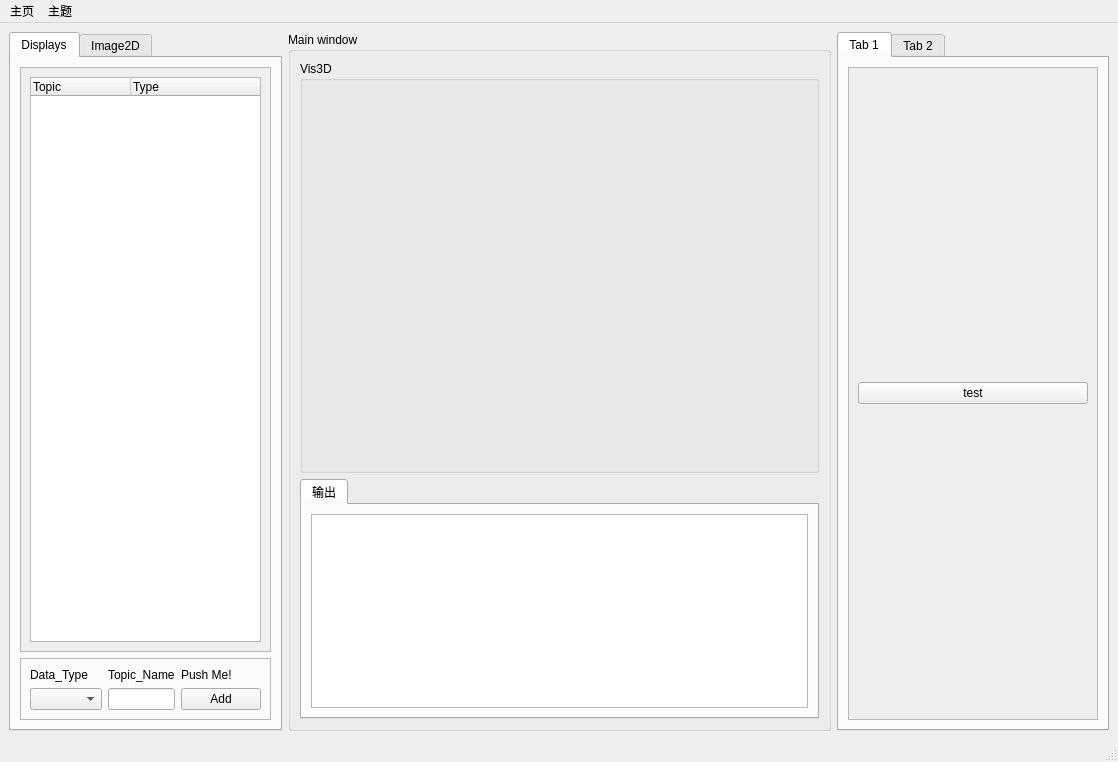
The window that config/main.ui (thinkerkey/XiaoqiangStudio) describes before a commit, drawn with Qt 5.
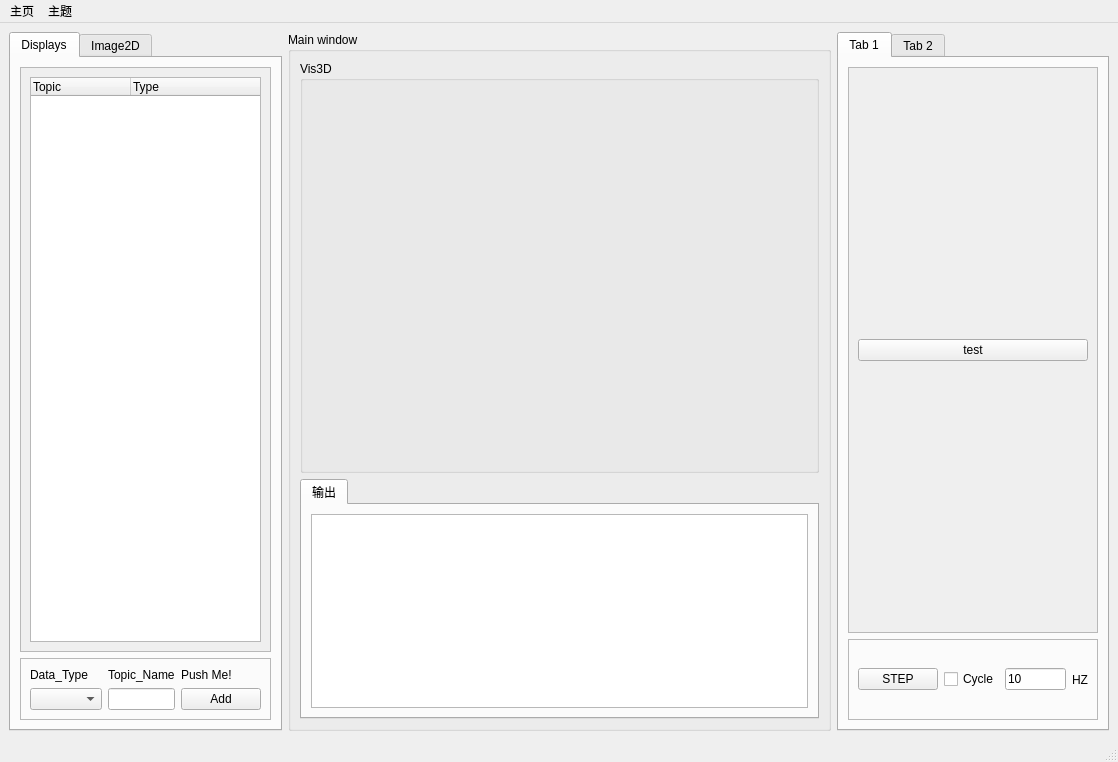
The same window after the commit.

```diff
--- a/config/main.ui
+++ b/config/main.ui
@@ -161,7 +161,7 @@
        <attribute name="title">
         <string>Tab 1</string>
        </attribute>
-       <layout class="QVBoxLayout" name="verticalLayout_4">
+       <layout class="QVBoxLayout" name="verticalLayout_4" stretch="7,1">
         <item>
          <widget class="QScrollArea" name="scrollArea_2">
           <property name="widgetResizable">
@@ -172,8 +172,8 @@
             <rect>
              <x>0</x>
              <y>0</y>
-             <width>236</width>
-             <height>638</height>
+             <width>266</width>
+             <height>553</height>
             </rect>
            </property>
            <layout class="QVBoxLayout" name="verticalLayout_7">
@@ -188,6 +188,46 @@
           </widget>
          </widget>
         </item>
+        <item>
+         <widget class="QFrame" name="frame_2">
+          <property name="frameShape">
+           <enum>QFrame::StyledPanel</enum>
+          </property>
+          <property name="frameShadow">
+           <enum>QFrame::Raised</enum>
+          </property>
+          <layout class="QHBoxLayout" name="horizontalLayout_3">
+           <item>
+            <widget class="QPushButton" name="button_step_control">
+             <property name="text">
+              <string>STEP</string>
+             </property>
+            </widget>
+           </item>
+           <item>
+            <widget class="QCheckBox" name="checkbox_cycle">
+             <property name="text">
+              <string>Cycle</string>
+             </property>
+            </widget>
+           </item>
+           <item>
+            <widget class="QLineEdit" name="text_cycle_term">
+             <property name="text">
+              <string>10</string>
+             </property>
+            </widget>
+           </item>
+           <item>
+            <widget class="QLabel" name="label_4">
+             <property name="text">
+              <string>HZ</string>
+             </property>
+            </widget>
+           </item>
+          </layout>
+         </widget>
+        </item>
        </layout>
       </widget>
       <widget class="QWidget" name="tab_2">
```
Left out of the diff: 4 changed lines with no effect on the pictures.
